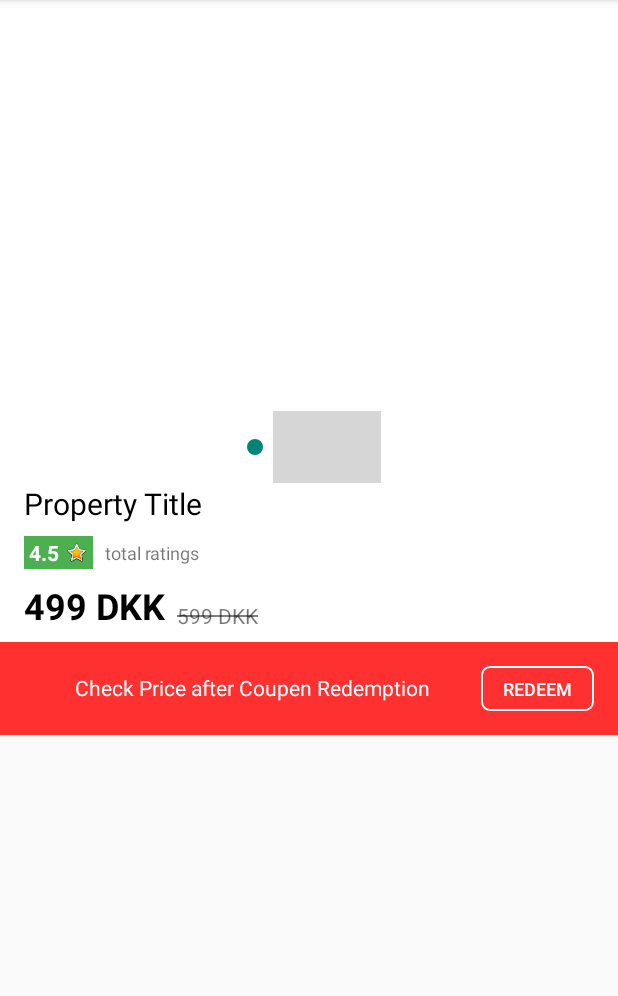
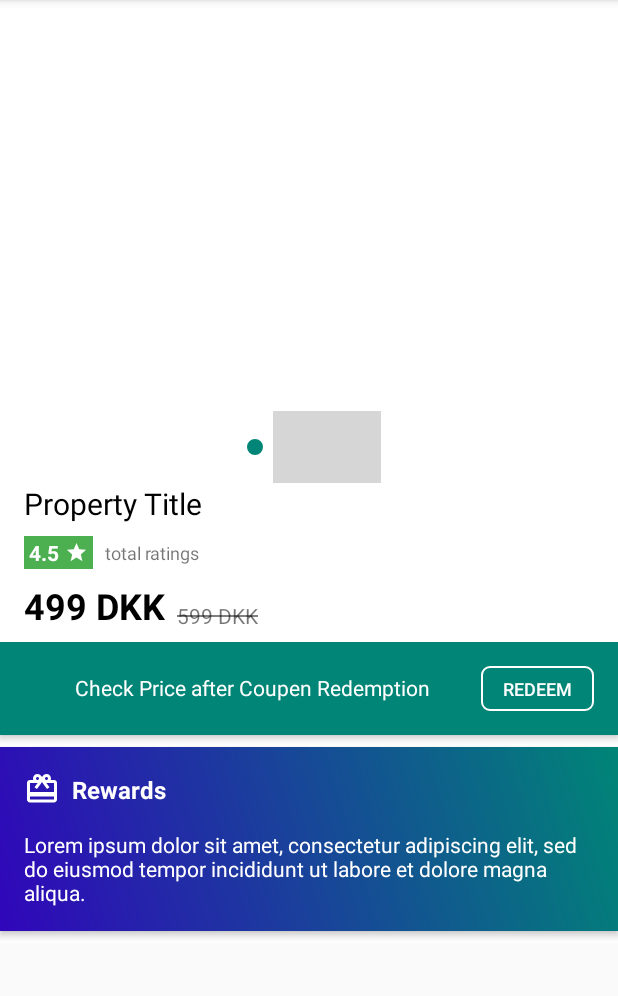
Before and after one commit to TharsikaPS20/CampoGrande, an Android app: the screen it shows after launch (PropertyDetailsActivity), on a phone screen of 412 x 824 dp, the part 84-1080 px from its top. Run offline under Robolectric (Android 15) with nearby library versions, the phone set to English and light mode, and no system bars.

Commit message:
Reward section added

```diff
--- /dev/null
+++ b/app/src/main/res/drawable/ic_card_giftcard_black_24dp.xml
@@ -0,0 +1,9 @@
+<vector xmlns:android="http://schemas.android.com/apk/res/android"
+        android:width="24dp"
+        android:height="24dp"
+        android:viewportWidth="24.0"
+        android:viewportHeight="24.0">
+    <path
+        android:fillColor="#FF000000"
+        android:pathData="M20,6h-2.18c0.11,-0.31 0.18,-0.65 0.18,-1 0,-1.66 -1.34,-3 -3,-3 -1.05,0 -1.96,0.54 -2.5,1.35l-0.5,0.67 -0.5,-0.68C10.96,2.54 10.05,2 9,2 7.34,2 6,3.34 6,5c0,0.35 0.07,0.69 0.18,1L4,6c-1.11,0 -1.99,0.89 -1.99,2L2,19c0,1.11 0.89,2 2,2h16c1.11,0 2,-0.89 2,-2L22,8c0,-1.11 -0.89,-2 -2,-2zM15,4c0.55,0 1,0.45 1,1s-0.45,1 -1,1 -1,-0.45 -1,-1 0.45,-1 1,-1zM9,4c0.55,0 1,0.45 1,1s-0.45,1 -1,1 -1,-0.45 -1,-1 0.45,-1 1,-1zM20,19L4,19v-2h16v2zM20,14L4,14L4,8h5.08L7,10.83 8.62,12 11,8.76l1,-1.36 1,1.36L15.38,12 17,10.83 14.92,8L20,8v6z"/>
+</vector>
--- /dev/null
+++ b/app/src/main/res/drawable/ic_star_black_24dp.xml
@@ -0,0 +1,9 @@
+<vector xmlns:android="http://schemas.android.com/apk/res/android"
+        android:width="24dp"
+        android:height="24dp"
+        android:viewportWidth="24.0"
+        android:viewportHeight="24.0">
+    <path
+        android:fillColor="#FF000000"
+        android:pathData="M12,17.27L18.18,21l-1.64,-7.03L22,9.24l-7.19,-0.61L12,2 9.19,8.63 2,9.24l5.46,4.73L5.82,21z"/>
+</vector>
--- /dev/null
+++ b/app/src/main/res/drawable/reward_gradient_background.xml
@@ -0,0 +1,11 @@
+<?xml version="1.0" encoding="utf-8"?>
+<layer-list xmlns:android="http://schemas.android.com/apk/res/android">
+
+    <item>
+        <shape android:shape="rectangle">
+            <gradient android:startColor="#3006BA"
+                android:endColor="@color/colorPrimary"
+                android:angle="45"/>
+        </shape>
+    </item>
+</layer-list>
--- a/app/src/main/res/layout/activity_property_details.xml
+++ b/app/src/main/res/layout/activity_property_details.xml
@@ -17,9 +17,12 @@
         <LinearLayout
             android:layout_width="match_parent"
             android:layout_height="wrap_content"
+            android:background="#FFFFFF"
             android:orientation="vertical" >
 
             <include layout="@layout/property_images_layout"/>
+
+            <include layout="@layout/rewards_layout"/>
         </LinearLayout>
     </ScrollView>
 </androidx.constraintlayout.widget.ConstraintLayout>
--- a/app/src/main/res/layout/property_images_layout.xml
+++ b/app/src/main/res/layout/property_images_layout.xml
@@ -67,7 +67,8 @@
             android:layout_gravity="center"
             android:layout_marginStart="2dp"
             android:layout_marginEnd="2dp"
-            android:src="@android:drawable/btn_star_big_on" />
+            android:src="@drawable/ic_star_black_24dp"
+            android:tint="#FFFFFF"/>
 
     </LinearLayout>
 
@@ -120,7 +121,7 @@
         android:layout_height="wrap_content"
         android:layout_marginTop="8dp"
         android:orientation="horizontal"
-        android:background="#FF3030"
+        android:background="@color/colorPrimary"
         android:padding="16dp"
         android:gravity="right"
         app:layout_constraintBottom_toBottomOf="parent"
--- /dev/null
+++ b/app/src/main/res/layout/rewards_layout.xml
@@ -0,0 +1,52 @@
+<?xml version="1.0" encoding="utf-8"?>
+<androidx.constraintlayout.widget.ConstraintLayout xmlns:android="http://schemas.android.com/apk/res/android"
+    xmlns:app="http://schemas.android.com/apk/res-auto"
+    xmlns:tools="http://schemas.android.com/tools"
+    android:id="@+id/reward_layout"
+    android:layout_width="match_parent"
+    android:layout_height="wrap_content"
+    android:layout_marginTop="8dp"
+    android:layout_marginBottom="8dp"
+    android:background="@drawable/reward_gradient_background"
+    android:elevation="3dp"
+    android:orientation="vertical">
+
+    <ImageView
+        android:id="@+id/reward_icon"
+        android:layout_width="wrap_content"
+        android:layout_height="wrap_content"
+        android:layout_marginStart="16dp"
+        android:layout_marginTop="16dp"
+        android:tint="#FFFFFF"
+        app:layout_constraintStart_toStartOf="parent"
+        app:layout_constraintTop_toTopOf="parent"
+        app:srcCompat="@drawable/ic_card_giftcard_black_24dp" />
+
+    <TextView
+        android:id="@+id/reward_title"
+        android:layout_width="wrap_content"
+        android:layout_height="wrap_content"
+        android:layout_marginStart="8dp"
+        android:text="Rewards"
+        android:textColor="#FFFFFF"
+        android:textSize="16sp"
+        android:textStyle="bold"
+        app:layout_constraintBottom_toBottomOf="@+id/reward_icon"
+        app:layout_constraintStart_toEndOf="@+id/reward_icon"
+        app:layout_constraintTop_toTopOf="@+id/reward_icon" />
+
+    <TextView
+        android:id="@+id/reward_body"
+        android:layout_width="0dp"
+        android:layout_height="wrap_content"
+        android:layout_marginStart="16dp"
+        android:layout_marginTop="16dp"
+        android:layout_marginEnd="16dp"
+        android:layout_marginBottom="16dp"
+        android:text="Lorem ipsum dolor sit amet, consectetur adipiscing elit, sed do eiusmod tempor incididunt ut labore et dolore magna aliqua."
+        android:textColor="#FFFFFF"
+        app:layout_constraintBottom_toBottomOf="parent"
+        app:layout_constraintEnd_toEndOf="parent"
+        app:layout_constraintStart_toStartOf="parent"
+        app:layout_constraintTop_toBottomOf="@+id/reward_title" />
+</androidx.constraintlayout.widget.ConstraintLayout>
```
